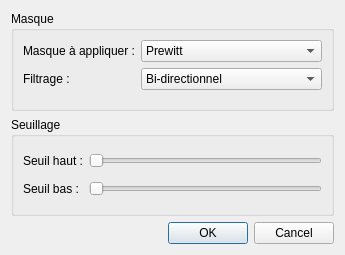
joelrandria/analyse_tp1, file tp1/EdgeDetectionConfigDialog.ui: the form before one commit.
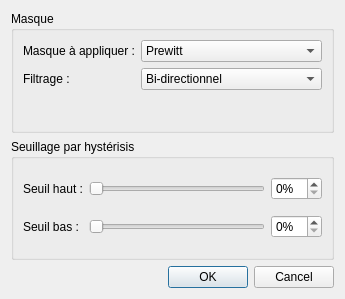
The form after the commit.

Commit message: [Seuillage]  [Hystérisis]   + UI OK

Patch:
```diff
--- a/tp1/EdgeDetectionConfigDialog.ui
+++ b/tp1/EdgeDetectionConfigDialog.ui
@@ -10,7 +10,7 @@
     <x>0</x>
     <y>0</y>
     <width>345</width>
-    <height>255</height>
+    <height>299</height>
    </rect>
   </property>
   <property name="sizePolicy">
@@ -94,7 +94,7 @@
    <item row="1" column="0">
     <widget class="QGroupBox" name="groupBox_2">
      <property name="title">
-      <string>Seuillage</string>
+      <string>Seuillage par hystérisis</string>
      </property>
      <layout class="QGridLayout" name="gridLayout_2">
       <item row="0" column="0">
@@ -108,6 +108,19 @@
        <widget class="QSlider" name="horizontalSlider">
         <property name="orientation">
          <enum>Qt::Horizontal</enum>
+        </property>
+        <property name="tickPosition">
+         <enum>QSlider::NoTicks</enum>
+        </property>
+        <property name="tickInterval">
+         <number>0</number>
+        </property>
+       </widget>
+      </item>
+      <item row="0" column="2">
+       <widget class="QSpinBox" name="highThresholdLineEdit">
+        <property name="suffix">
+         <string>%</string>
         </property>
        </widget>
       </item>
@@ -122,6 +135,19 @@
        <widget class="QSlider" name="horizontalSlider_2">
         <property name="orientation">
          <enum>Qt::Horizontal</enum>
+        </property>
+        <property name="tickPosition">
+         <enum>QSlider::NoTicks</enum>
+        </property>
+        <property name="tickInterval">
+         <number>0</number>
+        </property>
+       </widget>
+      </item>
+      <item row="1" column="2">
+       <widget class="QSpinBox" name="lowThresholdLineEdit">
+        <property name="suffix">
+         <string>%</string>
         </property>
        </widget>
       </item>
```
Left out of the diff: 38 changed lines with no effect on the pictures. The commit also changes 5 other files.
